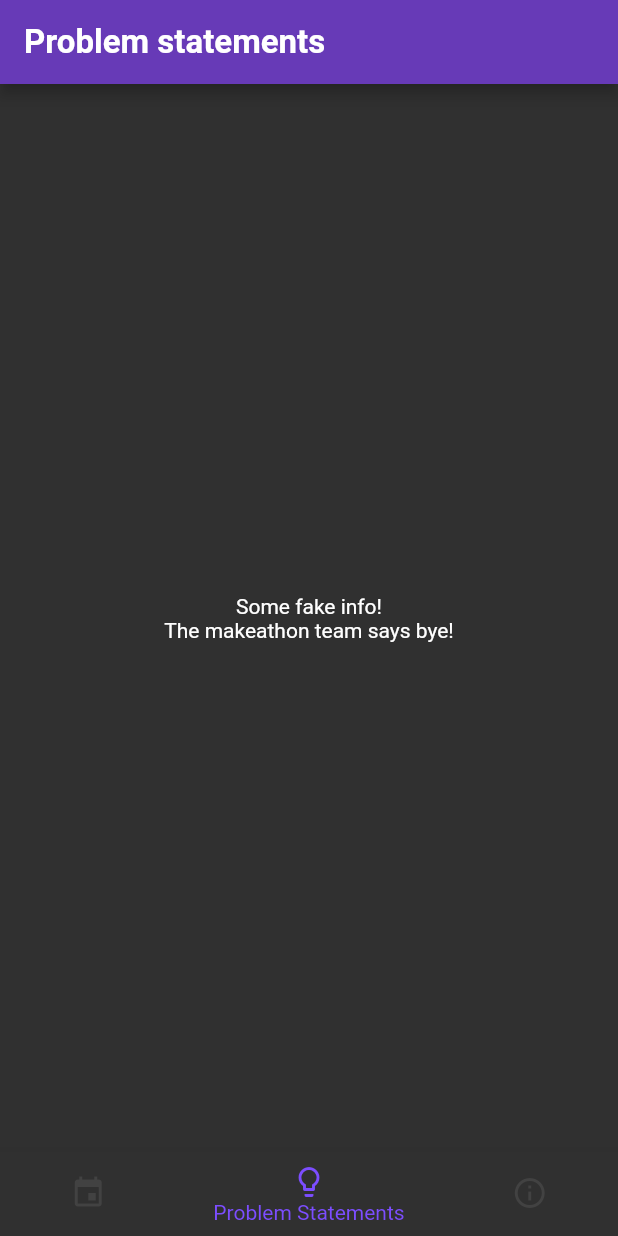
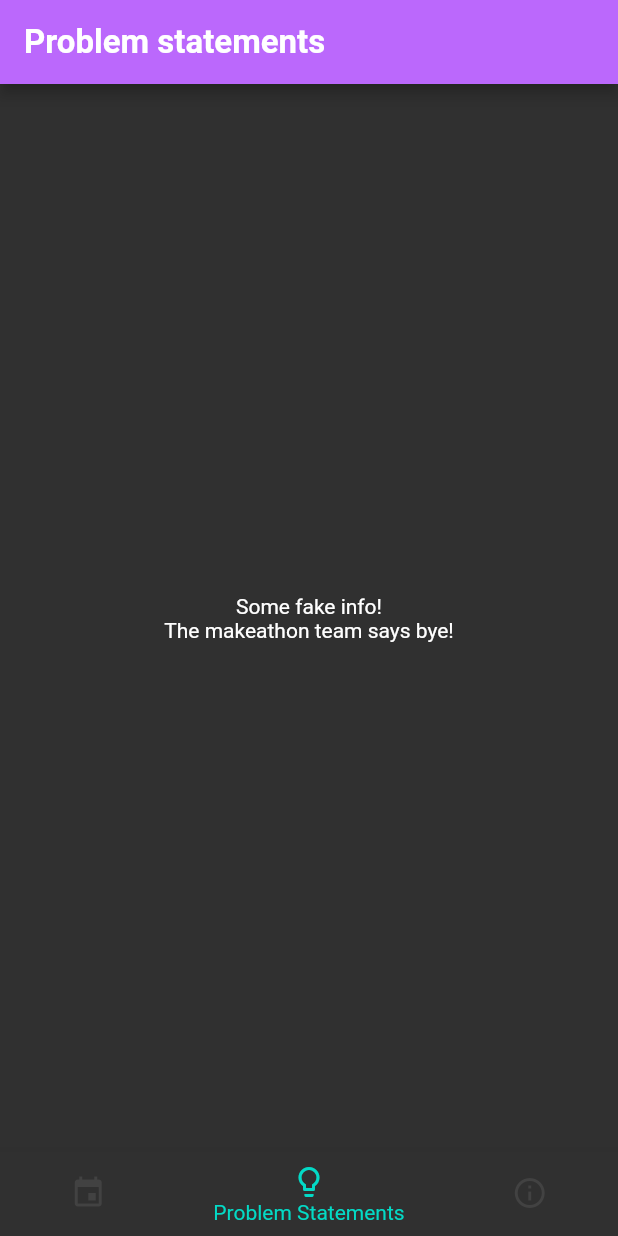
Before and after one commit to SphericalKat/makeathon-app, a Flutter app: the screen it shows after launch, item 2 of the bottom bar chosen, on a phone screen of 412 x 824 dp. Run offline on Flutter 3.47's test engine with Material 2 defaults, Android fonts, the phone set to English and light mode, and no system bars.

Commit message:
Change theme
Signed-off-by: ATechnoHazard <amolele@gmail.com>

```diff
--- a/lib/src/home_widget.dart
+++ b/lib/src/home_widget.dart
@@ -49,7 +49,7 @@ class HomeWidget extends StatelessWidget {
     final itemSelector = Provider.of<ItemSelector>(context);
     return Scaffold(
       appBar: AppBar(
-        backgroundColor: Colors.deepPurple,
+        backgroundColor: Color(0xffbb68fc),
         title: Text(
           titles[itemSelector.selectedItem],
           style: TextStyle(fontSize: 22, fontWeight: FontWeight.bold),
@@ -58,7 +58,7 @@ class HomeWidget extends StatelessWidget {
       ),
       body: body[itemSelector.selectedItem],
       bottomNavigationBar: BottomNavigationBar(
-        selectedItemColor: Colors.deepPurpleAccent,
+        selectedItemColor: Color(0xff03DAC6),
         type: BottomNavigationBarType.shifting,
         currentIndex: itemSelector.selectedItem,
         items: [
```
